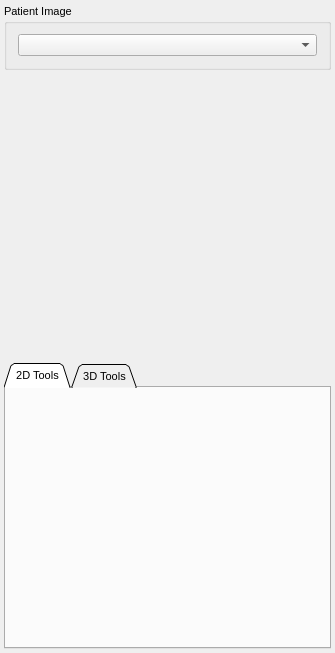
This is Plugins/org.mitk.gui.qt.multilabelsegmentation/src/internal/QmitkMultiLabelSegmentationControls.ui in MITK/MITK as Qt 5 draws it before an edit. The edited form follows.
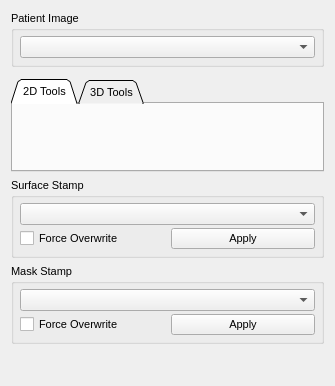
This is the edited form. Custom widgets are drawn as their Qt base class.

Commit message: enabled surface and mask stamping

Patch:
```diff
--- a/Plugins/org.mitk.gui.qt.multilabelsegmentation/src/internal/QmitkMultiLabelSegmentationControls.ui
+++ b/Plugins/org.mitk.gui.qt.multilabelsegmentation/src/internal/QmitkMultiLabelSegmentationControls.ui
@@ -7,7 +7,7 @@
     <x>0</x>
     <y>0</y>
     <width>335</width>
-    <height>653</height>
+    <height>386</height>
    </rect>
   </property>
   <property name="sizePolicy">
@@ -36,13 +36,7 @@
   <property name="windowTitle">
    <string>QmitkSegmentation</string>
   </property>
-  <layout class="QVBoxLayout" name="verticalLayout_4">
-   <property name="spacing">
-    <number>3</number>
-   </property>
-   <property name="margin">
-    <number>4</number>
-   </property>
+  <layout class="QVBoxLayout" name="verticalLayout_6">
    <item>
     <widget class="QGroupBox" name="groupBox">
      <property name="sizePolicy">
@@ -55,6 +49,12 @@
       <string>Patient Image</string>
      </property>
      <layout class="QVBoxLayout" name="verticalLayout_3">
+      <property name="spacing">
+       <number>3</number>
+      </property>
+      <property name="margin">
+       <number>6</number>
+      </property>
       <item>
        <widget class="QmitkDataStorageComboBox" name="m_cbReferenceNodeSelector">
         <property name="sizePolicy">
@@ -240,6 +240,105 @@
      </widget>
     </widget>
    </item>
+   <item>
+    <widget class="QGroupBox" name="groupBox_2">
+     <property name="title">
+      <string>Surface Stamp</string>
+     </property>
+     <layout class="QVBoxLayout" name="verticalLayout_4">
+      <property name="spacing">
+       <number>3</number>
+      </property>
+      <property name="margin">
+       <number>6</number>
+      </property>
+      <item>
+       <widget class="QmitkDataStorageComboBox" name="m_cbSurfaceNodeSelector">
+        <property name="sizePolicy">
+         <sizepolicy hsizetype="Minimum" vsizetype="Fixed">
+          <horstretch>0</horstretch>
+          <verstretch>0</verstretch>
+         </sizepolicy>
+        </property>
+       </widget>
+      </item>
+      <item>
+       <layout class="QHBoxLayout" name="horizontalLayout">
+        <item>
+         <widget class="QCheckBox" name="m_chkSurfaceStampOverwrite">
+          <property name="text">
+           <string>Force Overwrite</string>
+          </property>
+         </widget>
+        </item>
+        <item>
+         <widget class="QPushButton" name="m_pbSurfaceStamp">
+          <property name="text">
+           <string>Apply</string>
+          </property>
+         </widget>
+        </item>
+       </layout>
+      </item>
+     </layout>
+    </widget>
+   </item>
+   <item>
+    <widget class="QGroupBox" name="groupBox_3">
+     <property name="title">
+      <string>Mask Stamp</string>
+     </property>
+     <layout class="QVBoxLayout" name="verticalLayout_5">
+      <property name="spacing">
+       <number>3</number>
+      </property>
+      <property name="margin">
+       <number>6</number>
+      </property>
+      <item>
+       <widget class="QmitkDataStorageComboBox" name="m_cbMaskNodeSelector">
+        <property name="sizePolicy">
+         <sizepolicy hsizetype="Minimum" vsizetype="Fixed">
+          <horstretch>0</horstretch>
+          <verstretch>0</verstretch>
+         </sizepolicy>
+        </property>
+       </widget>
+      </item>
+      <item>
+       <layout class="QHBoxLayout" name="horizontalLayout_2">
+        <item>
+         <widget class="QCheckBox" name="m_chkMaskStampOverwrite">
+          <property name="text">
+           <string>Force Overwrite</string>
+          </property>
+         </widget>
+        </item>
+        <item>
+         <widget class="QPushButton" name="m_pbMaskStamp">
+          <property name="text">
+           <string>Apply</string>
+          </property>
+         </widget>
+        </item>
+       </layout>
+      </item>
+     </layout>
+    </widget>
+   </item>
+   <item>
+    <spacer name="verticalSpacer_3">
+     <property name="orientation">
+      <enum>Qt::Vertical</enum>
+     </property>
+     <property name="sizeHint" stdset="0">
+      <size>
+       <width>20</width>
+       <height>40</height>
+      </size>
+     </property>
+    </spacer>
+   </item>
   </layout>
  </widget>
  <layoutdefault spacing="6" margin="11"/>
```
The commit also changes 8 other files.
